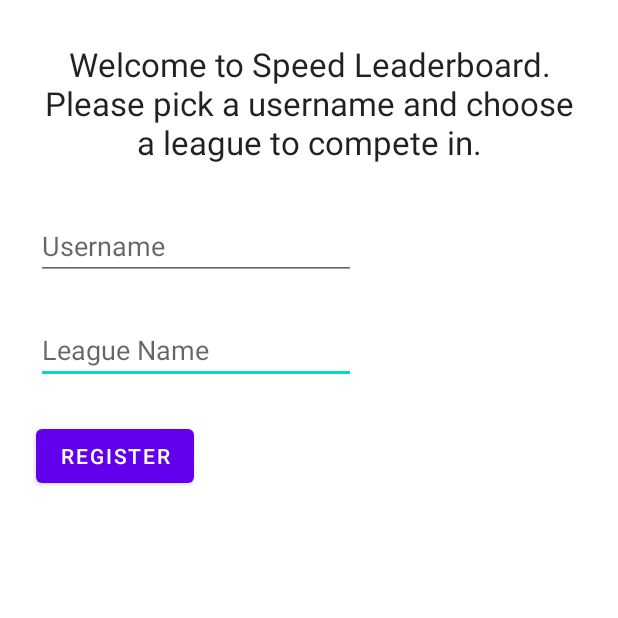
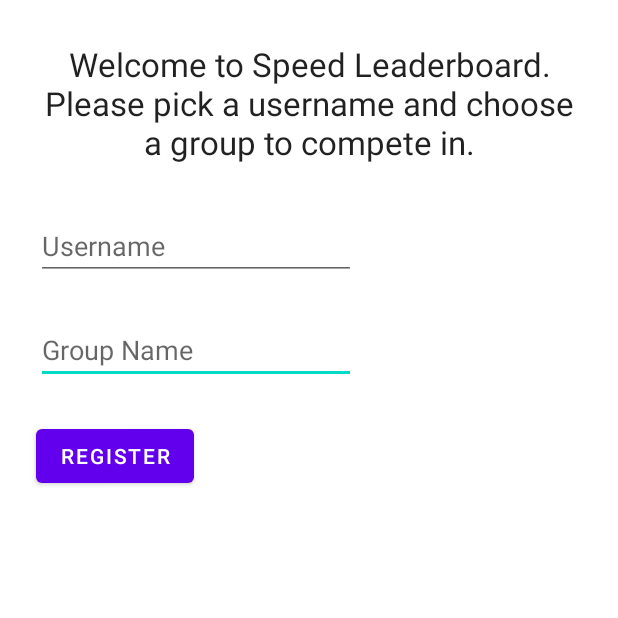
Before and after one commit to Hana2736/Speed-Leaderboard-old, an Android app: the screen it shows after launch (Register), on a phone screen of 412 x 824 dp, the top half of it. Run offline under Robolectric (Android 15) with nearby library versions, the phone set to English and light mode, and no system bars.

Commit message:
Pretty some things up

```diff
--- a/app/build.gradle
+++ b/app/build.gradle
@@ -6,7 +6,7 @@ android {
 
     defaultConfig {
         applicationId "dev.stickbit.speed"
-        minSdkVersion 29
+        minSdkVersion 28
         targetSdkVersion 30
         versionCode 1
         versionName "1.0"
--- a/app/src/main/java/dev/stickbit/speed/DriveModeService.java
+++ b/app/src/main/java/dev/stickbit/speed/DriveModeService.java
@@ -154,12 +154,12 @@ public class DriveModeService extends Service {
                             }
                         } else {
                             toAdd = true;
-                            roadsDiscovered++;
                             newR = true;
                         }
                     }
                     if (toAdd) {
                         HomePage.records.put(location, speed);
+                        roadsDiscovered++;
                         Notification notification =
                                 new Notification.Builder(v, newR ? "newRoad" : "pb")
                                         .setContentTitle(newR ? getText(R.string.newRoadHeader) : getText(R.string.newRecord))
--- a/app/src/main/java/dev/stickbit/speed/StarterPage.java
+++ b/app/src/main/java/dev/stickbit/speed/StarterPage.java
@@ -5,7 +5,10 @@ import android.app.NotificationChannel;
 import android.app.NotificationManager;
 import android.content.Intent;
 import android.os.Bundle;
+import android.transition.Slide;
+import android.view.Gravity;
 import android.view.View;
+import android.view.animation.DecelerateInterpolator;
 import androidx.appcompat.app.AppCompatActivity;
 import com.android.volley.toolbox.Volley;
 import com.google.android.material.snackbar.Snackbar;
@@ -21,9 +24,10 @@ public class StarterPage extends AppCompatActivity {
 
     public static void changeActivities(Activity co, Class cl) {
         Intent i = new Intent(co, cl);
-        i.addFlags(Intent.FLAG_ACTIVITY_CLEAR_TOP | Intent.FLAG_ACTIVITY_SINGLE_TOP);
+        i.addFlags(Intent.FLAG_ACTIVITY_CLEAR_TOP | Intent.FLAG_ACTIVITY_SINGLE_TOP | Intent.FLAG_ACTIVITY_NO_ANIMATION);
         co.finish();
         co.startActivity(i);
+        co.overridePendingTransition(0, 0);
     }
 
     @Override
--- a/app/src/main/java/dev/stickbit/speed/UploadResults.java
+++ b/app/src/main/java/dev/stickbit/speed/UploadResults.java
@@ -5,7 +5,9 @@ import android.os.Bundle;
 import android.view.View;
 import android.widget.ProgressBar;
 import android.widget.TextView;
+import android.widget.Toast;
 import androidx.appcompat.app.AppCompatActivity;
+import com.google.android.material.snackbar.Snackbar;
 
 public class UploadResults extends AppCompatActivity {
     int progress = 0;
@@ -71,6 +73,7 @@ public class UploadResults extends AppCompatActivity {
                             keepRun = false;
                             finish();
                             StarterPage.changeActivities(a, StarterPage.class);
+                            HomePage.showSaveMessage = true;
                         }
                     }
                 });
--- a/app/src/main/res/values/strings.xml
+++ b/app/src/main/res/values/strings.xml
@@ -1,20 +1,20 @@
 <resources>
     <string name="app_name">Speed Leaderboard</string>
     <string name="welcomeMessage">Welcome to
-        Speed Leaderboard. Please pick a username and choose a league to compete in.
+        Speed Leaderboard. Please pick a username and choose a group to compete in.
     </string>
     <string name="username">Username</string>
-    <string name="league_name">League Name</string>
+    <string name="league_name">Group Name</string>
     <string name="register">Register</string>
     <string name="registerError">Names can only be alphanumeric (A–Z, 0–9) and underscores (_)</string>
     <string name="genericError">Something went really wrong! Error: %%</string>
     <string name="registerLoad">Hang on, registering you…</string>
     <string name="networkError">Trouble communicating with the server! Error: %%</string>
     <string name="registered">Successfully registered. Hang on…</string>
-    <string name="nameInUse">The username you chose is already taken in this league.</string>
+    <string name="nameInUse">The username you chose is already taken in this group.</string>
     <string name="loader">Starting app, please wait…</string>
     <string name="wb">
-        Hey there, %%!\n\nYou\&#39;re competing in the $$ league.
+        Hey there, %%!\n\nYou\&#39;re competing in the $$ group.
     </string>
     <string name="loggingIn">Reading data, hang on just a moment…</string>
     <string name="driveButtonLabel">Let\'s drive!</string>
@@ -38,7 +38,7 @@
     <string name="useNotif">Please use the notification to return to Driving Mode.</string>
     <string name="loadingDrive">Preparing Driving Mode…</string>
     <string name="locPending">Fetching location…</string>
-    <string name="roadsDiscovered">Roads discovered this session: 0</string>
+    <string name="roadsDiscovered">New records this session: 0</string>
     <string name="speedMenu">Your speed: $$MPH</string>
     <string name="stopDriving">Save results and exit</string>
     <string name="uploading">Your records are being processed…\nPlease stay on this page.</string>
@@ -55,4 +55,5 @@
     <string name="corruptServerMsg">Received corrupt data from the server!</string>
     <string name="allData">See all results</string>
     <string name="lBoardTitle">Leaderboard</string>
+    <string name="saved">Saved records!</string>
 </resources>
```
Also changed, not shown: app/src/main/AndroidManifest.xml (+3 -5 lines), app/src/main/java/dev/stickbit/speed/DrivePage.java (+3 -6 lines), app/src/main/java/dev/stickbit/speed/HandleRequest.java (+6 -6 lines), app/src/main/java/dev/stickbit/speed/HomePage.java (+7 -1 lines), app/src/main/res/values/styles.xml (+1 -10 lines).
